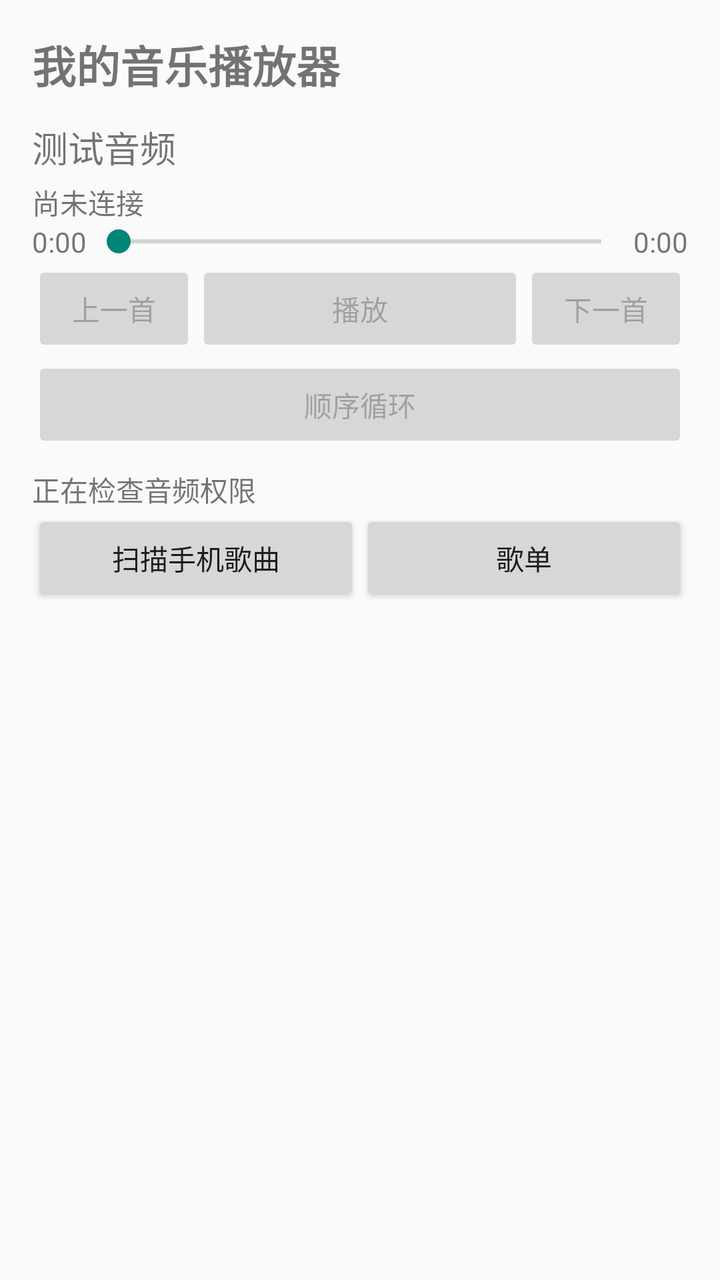
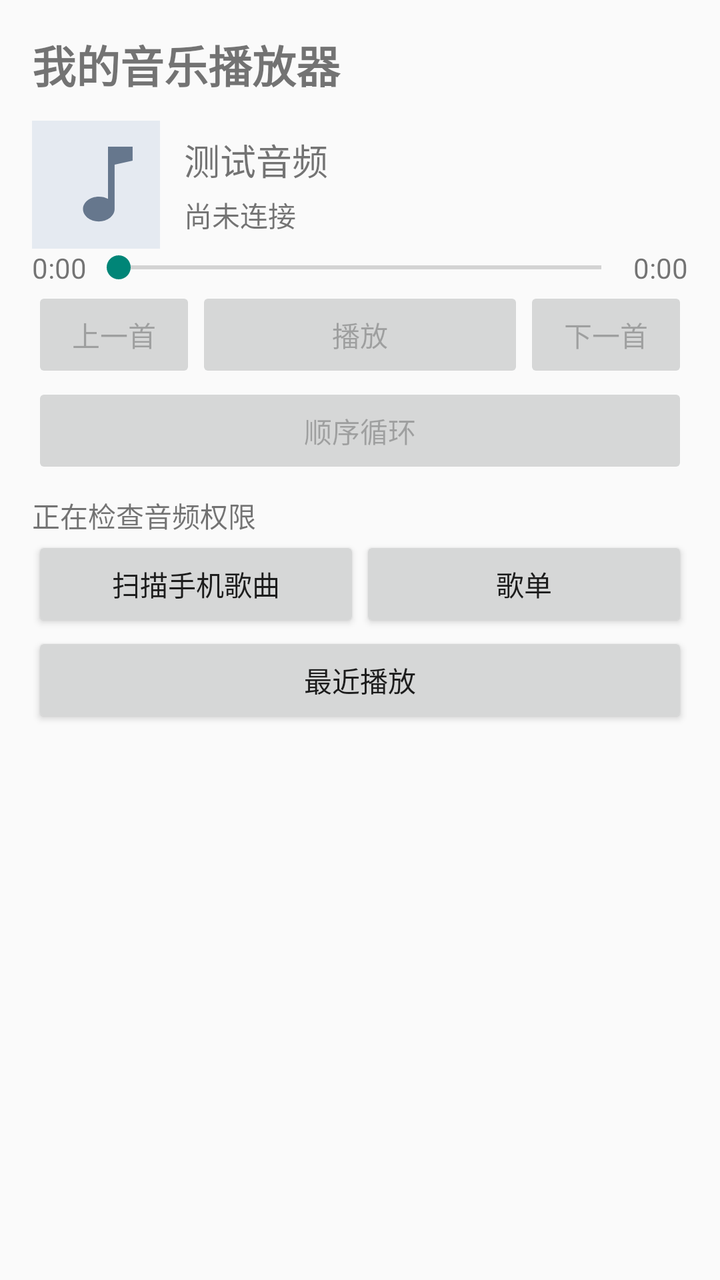

Screens rendered from an Android XML layout before and after an edit, with the pre-edit source and the edit as a unified diff.
<!-- AndroidManifest.xml: activity theme Theme.MusicPlayer -->
<!-- res/layout/activity_main.xml -->
<?xml version="1.0" encoding="utf-8"?>
<LinearLayout xmlns:android="http://schemas.android.com/apk/res/android"
    android:id="@+id/main"
    android:layout_width="match_parent"
    android:layout_height="match_parent"
    android:orientation="vertical">

    <LinearLayout
        android:layout_width="match_parent"
        android:layout_height="match_parent"
        android:orientation="vertical"
        android:padding="16dp">

        <TextView
            android:layout_width="match_parent"
            android:layout_height="wrap_content"
            android:text="@string/player_heading"
            android:textSize="22sp"
            android:textStyle="bold" />

        <TextView
            android:id="@+id/textTitle"
            android:layout_width="match_parent"
            android:layout_height="wrap_content"
            android:layout_marginTop="12dp"
            android:text="@string/sample_title"
            android:textSize="18sp" />

        <TextView
            android:id="@+id/textStatus"
            android:layout_width="match_parent"
            android:layout_height="wrap_content"
            android:layout_marginTop="4dp"
            android:text="@string/not_connected" />
        <LinearLayout
            android:layout_width="match_parent"
            android:layout_height="wrap_content"
            android:gravity="center_vertical"
            android:orientation="horizontal">

            <TextView
                android:id="@+id/textCurrentPosition"
                android:layout_width="wrap_content"
                android:layout_height="wrap_content"
                android:text="0:00" />

            <SeekBar
                android:id="@+id/seekBarProgress"
                android:layout_width="0dp"
                android:layout_height="wrap_content"
                android:layout_weight="1"
                android:enabled="false"
                android:max="1000" />

            <TextView
                android:id="@+id/textDuration"
                android:layout_width="wrap_content"
                android:layout_height="wrap_content"
                android:text="0:00" />
        </LinearLayout>

        <LinearLayout
            android:layout_width="match_parent"
            android:layout_height="wrap_content"
            android:orientation="horizontal">

            <Button
                android:id="@+id/buttonPrevious"
                android:layout_width="0dp"
                android:layout_height="wrap_content"
                android:layout_weight="1"
                android:enabled="false"
                android:text="@string/previous" />

            <Button
                android:id="@+id/buttonPlayPause"
                android:layout_width="0dp"
                android:layout_height="wrap_content"
                android:layout_weight="2"
                android:enabled="false"
                android:text="@string/play" />

            <Button
                android:id="@+id/buttonNext"
                android:layout_width="0dp"
                android:layout_height="wrap_content"
                android:layout_weight="1"
                android:enabled="false"
                android:text="@string/next" />
        </LinearLayout>
        <Button
            android:id="@+id/buttonPlayMode"
            android:layout_width="match_parent"
            android:layout_height="wrap_content"
            android:enabled="false"
            android:text="@string/play_mode_order" />
        <TextView
            android:id="@+id/textError"
            android:layout_width="match_parent"
            android:layout_height="wrap_content"
            android:visibility="gone" />

        <Button
            android:id="@+id/buttonReconnect"
            android:layout_width="match_parent"
            android:layout_height="wrap_content"
            android:text="@string/reconnect"
            android:visibility="gone" />

        <TextView
            android:id="@+id/textAudioPermission"
            android:layout_width="match_parent"
            android:layout_height="wrap_content"
            android:layout_marginTop="8dp"
            android:text="@string/audio_permission_unknown" />

        <LinearLayout
            android:layout_width="match_parent"
            android:layout_height="wrap_content"
            android:orientation="horizontal">

            <Button
                android:id="@+id/buttonScan"
                android:layout_width="0dp"
                android:layout_height="wrap_content"
                android:layout_weight="1"
                android:text="@string/scan_songs" />

            <Button
                android:id="@+id/buttonPlaylists"
                android:layout_width="0dp"
                android:layout_height="wrap_content"
                android:layout_weight="1"
                android:text="@string/playlists" />

            <Button
                android:id="@+id/buttonAudioSettings"
                android:layout_width="0dp"
                android:layout_height="wrap_content"
                android:layout_weight="1"
                android:text="@string/open_settings"
                android:visibility="gone" />
        </LinearLayout>

        <TextView
            android:id="@+id/textScanStatus"
            android:layout_width="match_parent"
            android:layout_height="wrap_content" />

        <TextView
            android:id="@+id/textSongCount"
            android:layout_width="match_parent"
            android:layout_height="wrap_content"
            android:layout_marginTop="4dp" />

        <androidx.recyclerview.widget.RecyclerView
            android:id="@+id/recyclerSongs"
            android:layout_width="match_parent"
            android:layout_height="0dp"
            android:layout_weight="1"
            android:clipToPadding="false" />
    </LinearLayout>
</LinearLayout>
<!-- resources referenced by this layout -->
<resources>
  <string name="audio_permission_unknown">正在检查音频权限</string>
  <string name="next">下一首</string>
  <string name="not_connected">尚未连接</string>
  <string name="open_settings">权限设置</string>
  <string name="play">播放</string>
  <string name="play_mode_order">顺序循环</string>
  <string name="player_heading">我的音乐播放器</string>
  <string name="playlists">歌单</string>
  <string name="previous">上一首</string>
  <string name="reconnect">重新连接</string>
  <string name="sample_title">测试音频</string>
  <string name="scan_songs">扫描手机歌曲</string>
  <style name="Theme.MusicPlayer" parent="Theme.AppCompat.Light.NoActionBar" />
</resources>

<!-- the commit's change to res/layout/activity_main.xml (unified diff, before → after) -->
@@ -18,20 +18,43 @@
             android:textSize="22sp"
             android:textStyle="bold" />
 
-        <TextView
-            android:id="@+id/textTitle"
+        <LinearLayout
             android:layout_width="match_parent"
             android:layout_height="wrap_content"
             android:layout_marginTop="12dp"
-            android:text="@string/sample_title"
-            android:textSize="18sp" />
+            android:gravity="center_vertical"
+            android:orientation="horizontal">
 
-        <TextView
-            android:id="@+id/textStatus"
-            android:layout_width="match_parent"
-            android:layout_height="wrap_content"
-            android:layout_marginTop="4dp"
-            android:text="@string/not_connected" />
+            <ImageView
+                android:id="@+id/imageCurrentCover"
+                android:layout_width="64dp"
+                android:layout_height="64dp"
+                android:contentDescription="@string/current_song_cover"
+                android:scaleType="centerCrop"
+                android:src="@drawable/ic_song_placeholder" />
+
+            <LinearLayout
+                android:layout_width="0dp"
+                android:layout_height="wrap_content"
+                android:layout_marginStart="12dp"
+                android:layout_weight="1"
+                android:orientation="vertical">
+
+                <TextView
+                    android:id="@+id/textTitle"
+                    android:layout_width="match_parent"
+                    android:layout_height="wrap_content"
+                    android:text="@string/sample_title"
+                    android:textSize="18sp" />
+
+                <TextView
+                    android:id="@+id/textStatus"
+                    android:layout_width="match_parent"
+                    android:layout_height="wrap_content"
+                    android:layout_marginTop="4dp"
+                    android:text="@string/not_connected" />
+            </LinearLayout>
+        </LinearLayout>
         <LinearLayout
             android:layout_width="match_parent"
             android:layout_height="wrap_content"
@@ -142,6 +165,12 @@
                 android:visibility="gone" />
         </LinearLayout>
 
+        <Button
+            android:id="@+id/buttonRecentPlay"
+            android:layout_width="match_parent"
+            android:layout_height="wrap_content"
+            android:text="@string/recent_title" />
+
         <TextView
             android:id="@+id/textScanStatus"
             android:layout_width="match_parent"
<!-- resource entries referenced after the edit -->
@@ -1,6 +1,20 @@
 <!-- resources referenced by this layout -->
 <resources>
+  <!-- drawable ic_song_placeholder (drawable) -->
+  <vector xmlns:android="http://schemas.android.com/apk/res/android"
+      android:width="64dp"
+      android:height="64dp"
+      android:viewportWidth="64"
+      android:viewportHeight="64">
+      <path
+          android:fillColor="#E5EAF1"
+          android:pathData="M0,0h64v64h-64z" />
+      <path
+          android:fillColor="#66778D"
+          android:pathData="M38,13v26.1c-1.3,-0.7 -2.9,-1.1 -4.6,-1.1c-4.4,0 -7.9,2.8 -7.9,6.2s3.5,6.2 7.9,6.2s7.9,-2.8 7.9,-6.2V22l9,-2v-7z" />
+  </vector>
   <string name="audio_permission_unknown">正在检查音频权限</string>
+  <string name="current_song_cover">当前歌曲封面</string>
   <string name="next">下一首</string>
   <string name="not_connected">尚未连接</string>
   <string name="open_settings">权限设置</string>
@@ -9,6 +23,7 @@
   <string name="player_heading">我的音乐播放器</string>
   <string name="playlists">歌单</string>
   <string name="previous">上一首</string>
+  <string name="recent_title">最近播放</string>
   <string name="reconnect">重新连接</string>
   <string name="sample_title">测试音频</string>
   <string name="scan_songs">扫描手机歌曲</string>
